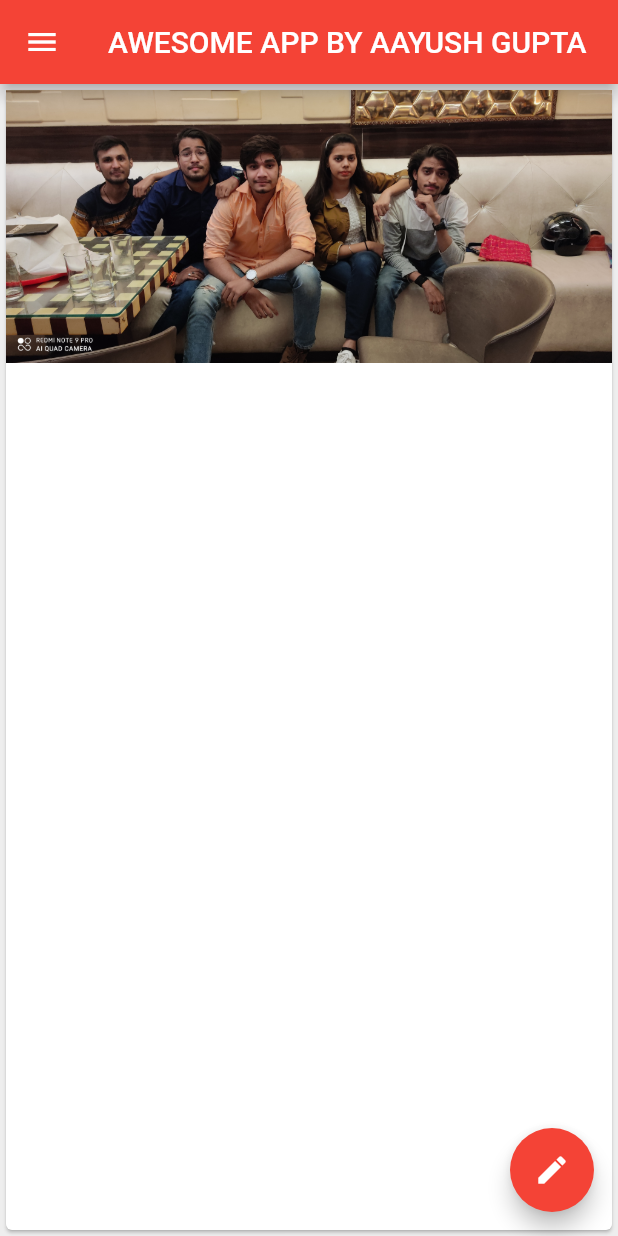
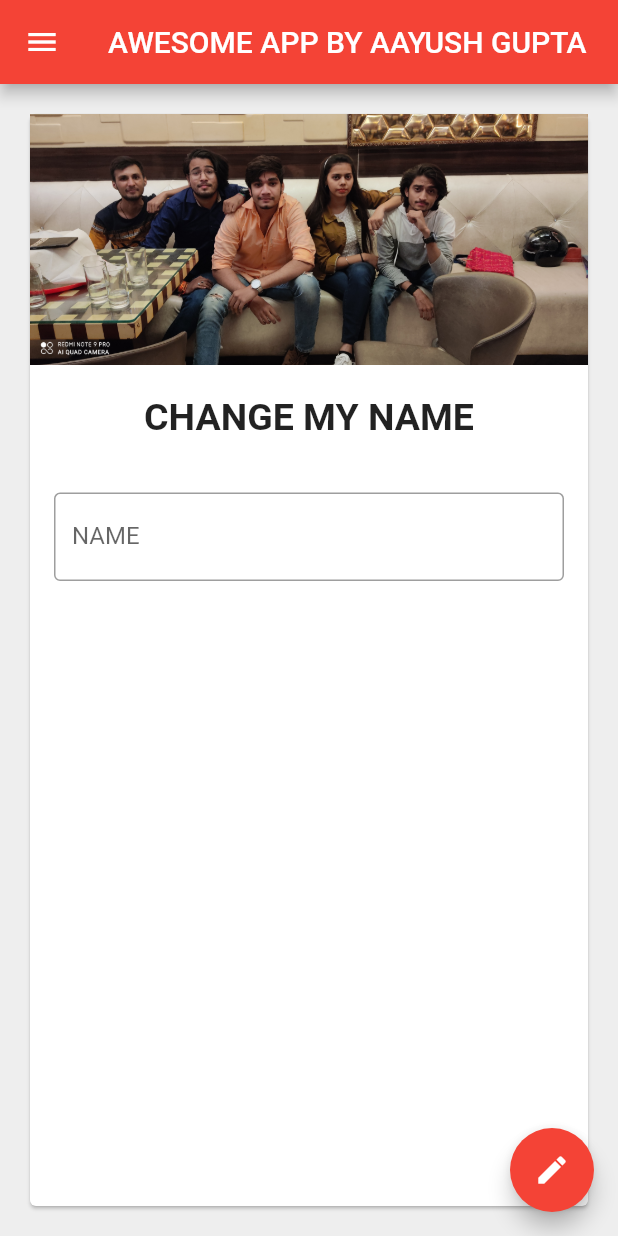
Before and after one commit to Aayush2708/WayToSuccess, a Flutter app: the screen it shows after launch, on a phone screen of 412 x 824 dp. Run offline on Flutter 3.47's test engine with Material 2 defaults, Android fonts, the phone set to English and light mode, and no system bars.

Commit message:
all done on 1 april

```diff
--- a/waytosuccess/lib/main.dart
+++ b/waytosuccess/lib/main.dart
@@ -21,11 +21,37 @@ class HomePage extends StatelessWidget {
         title: Text("AWESOME APP BY AAYUSH GUPTA"),
       ),
       body: Center(
+        child: Padding(
+        padding: const EdgeInsets.all(16.0),
         child: Card(
           child: Column(
-            children: <Widget> [Image.asset("assets/IMG_20201016_142211.jpg")],
+            children: <Widget> [
+            Image.asset("assets/IMG_20201016_142211.jpg",
+            ),
+            SizedBox(
+              height: 20
+            ),
+            Text("CHANGE MY NAME",
+            style: TextStyle(fontSize: 25, fontWeight: FontWeight.bold),
+            ),
+             SizedBox(
+              height: 20
+            ),
+            Padding(
+              padding: const EdgeInsets.all(16.0),
+              child: TextField(
+              decoration :InputDecoration(
+                border: OutlineInputBorder(),
+                hintText: "Enter some text",
+                labelText: "NAME",
+
+             ),
+             ),
+             ),
+            ],
           ),
-        )
+         ),
+        ),
       ),
       drawer: Drawer(
         child: ListView(
```
